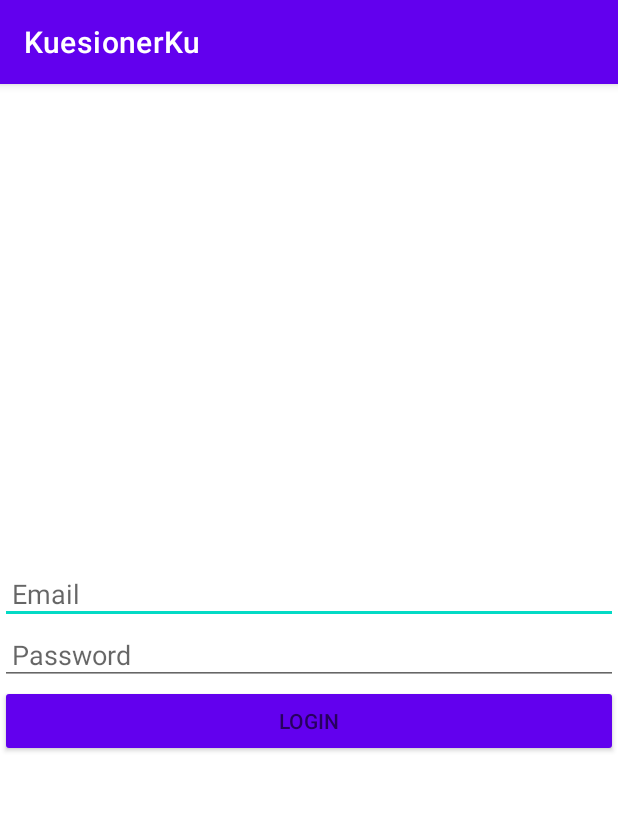
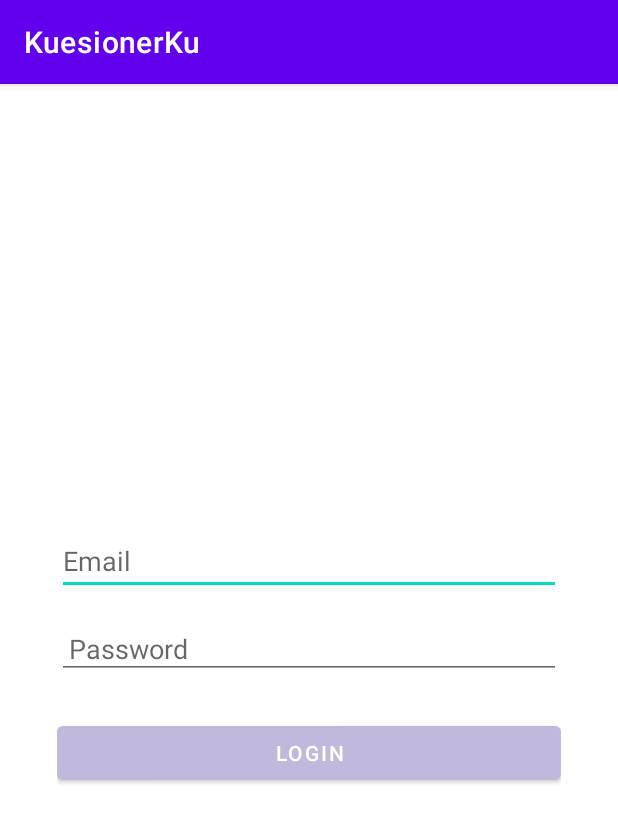
Before and after one commit to victoriatrinita/papb-2021, an Android app: the screen it shows after launch (LoginActivity), on a phone screen of 412 x 824 dp. Shown: the top 823 px of the screen. Run offline under Robolectric (Android 15) with nearby library versions, the phone set to English and light mode, and no system bars; libraries missing offline, so code that uses them is left out: es.dmoral.toasty.

Commit message:
edit styling of login activity

```diff
--- a/app/src/main/res/layout/activity_login.xml
+++ b/app/src/main/res/layout/activity_login.xml
@@ -7,7 +7,7 @@
     tools:context=".presenter.LoginActivity">
 
     <LinearLayout
-        android:layout_width="match_parent"
+        android:layout_width="336dp"
         android:layout_height="wrap_content"
         android:layout_centerInParent="true"
         android:orientation="vertical">
@@ -16,25 +16,30 @@
             android:id="@+id/edt_email"
             android:layout_width="match_parent"
             android:layout_height="wrap_content"
+            android:layout_marginBottom="15dp"
             android:hint="Email"
+            android:importantForAutofill="no"
             android:inputType="textEmailAddress"
-            android:padding="8dp" />
+            android:paddingTop="8dp" />
 
         <EditText
             android:id="@+id/edt_password"
             android:layout_width="match_parent"
             android:layout_height="wrap_content"
+            android:layout_marginBottom="25dp"
             android:hint="Password"
+            android:importantForAutofill="no"
             android:inputType="textPassword"
             android:padding="8dp" />
 
         <Button
             android:id="@+id/btn_login"
-            style="@style/Widget.AppCompat.Button.Colored"
             android:layout_width="match_parent"
             android:layout_height="wrap_content"
-            android:hint="LOGIN"
-            android:padding="8dp" />
+            android:padding="8dp"
+            android:text="LOGIN"
+            android:textColor="@color/white"
+            app:backgroundTint="@color/violet_100" />
 
     </LinearLayout>
 
```
